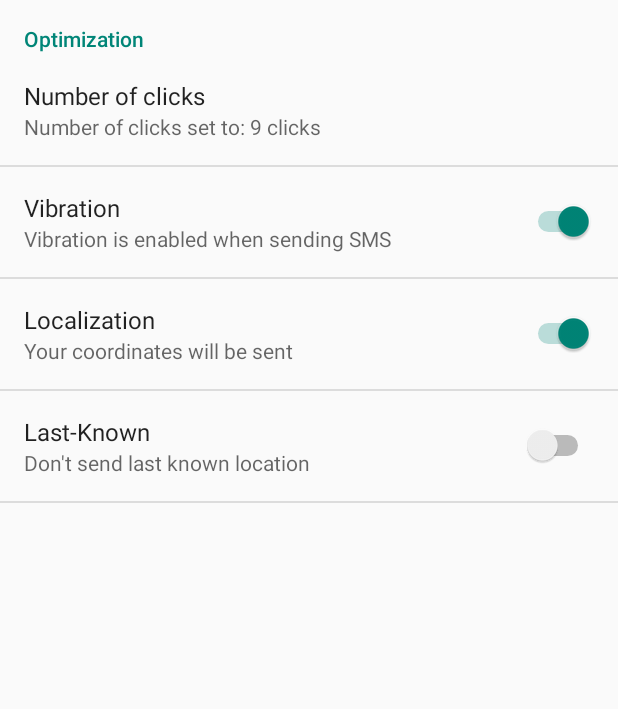
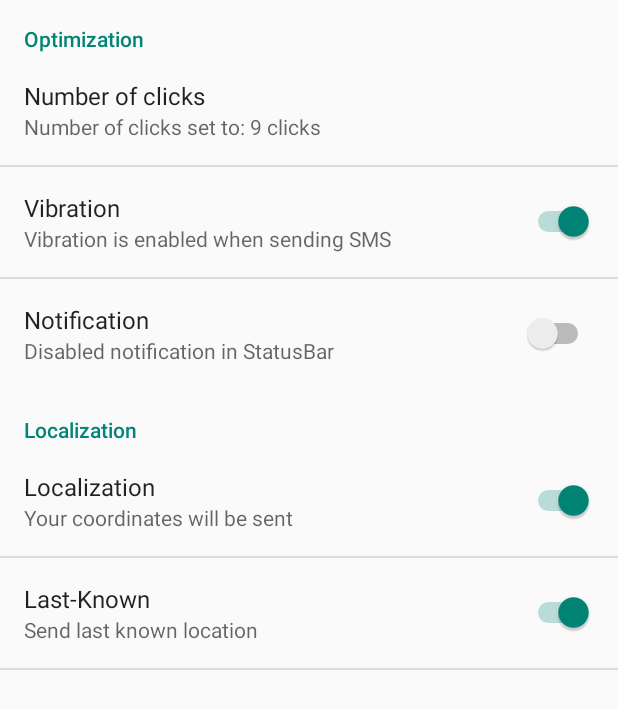
Before and after one commit to PuR3v1L/EmergencySMS, an Android app: the screen it shows after launch (PrefsActivity), after a tap on "Preferences", on a phone screen of 412 x 824 dp. Shown: the top 709 px of the screen. Run offline under Robolectric (Android 15) with nearby library versions, the phone set to English and light mode, and no system bars; libraries missing offline, so code that uses them is left out: android.test.suitebuilder; 1 statement that could not run was skipped.

Commit message:
Version Code 4 -- v1.0.3 + Added permanent notification option

```diff
--- a/InstantSMSEmergency/src/main/java/com/spydiko/instantsmsemergency/InstantSMSemergensy.java
+++ b/InstantSMSEmergency/src/main/java/com/spydiko/instantsmsemergency/InstantSMSemergensy.java
@@ -18,7 +18,7 @@ public class InstantSMSemergensy extends Application {
 
 	private static final String TAG = "InstantSMSemergency";
 	private String phoneNumber, textToBeSent;
-	public static final Boolean debugging = false;
+	public static final Boolean debugging = true;
 	private LocationManager locationManager;
 	private Location currentBestLocation;
 	private static final int TWO_MINUTES = 1000 * 60 * 2;
@@ -224,6 +224,10 @@ public class InstantSMSemergensy extends Application {
 		public void onProviderDisabled(String provider) {}
 	};
 
+	public boolean isNotification() {
+		return prefs.getBoolean("permanent_notification",false);
+	}
+
 	// ----------------------------------------****************************---------------------------------------------------------------------
 
 
--- a/InstantSMSEmergency/src/main/java/com/spydiko/instantsmsemergency/MainActivity.java
+++ b/InstantSMSEmergency/src/main/java/com/spydiko/instantsmsemergency/MainActivity.java
@@ -1,6 +1,7 @@
 package com.spydiko.instantsmsemergency;
 
 import android.app.AlertDialog;
+import android.app.PendingIntent;
 import android.content.DialogInterface;
 import android.content.Intent;
 import android.content.pm.PackageManager;
--- a/InstantSMSEmergency/src/main/java/com/spydiko/instantsmsemergency/PrefsActivity.java
+++ b/InstantSMSEmergency/src/main/java/com/spydiko/instantsmsemergency/PrefsActivity.java
@@ -1,6 +1,7 @@
 package com.spydiko.instantsmsemergency;
 
 import android.annotation.SuppressLint;
+import android.content.Intent;
 import android.content.SharedPreferences;
 import android.graphics.Color;
 import android.os.Build;
@@ -22,8 +23,8 @@ public class PrefsActivity extends PreferenceActivity implements SharedPreferenc
 
 	private static final String TAG = PrefsActivity.class.getSimpleName();
 	ListPreference screenOffCounterList;
-	CheckBoxPreference vibratePref, locationPref, lastKnownLocation;
-	SwitchPreference vibratePrefSwitch, locationPrefSwitch, lastKnownLocationSwitch;
+	CheckBoxPreference vibratePref, locationPref, lastKnownLocation, notification;
+	SwitchPreference vibratePrefSwitch, locationPrefSwitch, lastKnownLocationSwitch, notificationSwitch;
 	InstantSMSemergensy instantSMSemergensy;
 
 	@Override
@@ -43,10 +44,12 @@ public class PrefsActivity extends PreferenceActivity implements SharedPreferenc
 			setVibrationSwitchSum();
 			setLocationSwitchSum();
 			setLastKnownLocationSwitchSum();
+			setNotificationSwitchSum();
 		}else{
 			setVibrationSum();
 			setLocationSum();
 			setLastKnownLocationSum();
+			setNotificationSum();
 		}
 	}
 
@@ -102,12 +105,26 @@ public class PrefsActivity extends PreferenceActivity implements SharedPreferenc
 			if (s.equals("vibrate_pref")) setVibrationSwitchSum();
 			if (s.equals("location_pref")) setLocationSwitchSum();
 			if (s.equals("last_known_location")) setLastKnownLocationSwitchSum();
+			if (s.equals("permanent_notification")) setNotificationSwitchSum();
 		}else{
 			if (s.equals("vibrate_pref")) setVibrationSum();
 			if (s.equals("location_pref")) setLocationSum();
 			if (s.equals("last_known_location")) setLastKnownLocationSum();
+			if (s.equals("permanent_notification")) setNotificationSum();
 		}
+		if (s.equals("location_pref") || s.equals("permanent_notification")) startService(new Intent(this, MyService.class));
+	}
+	@SuppressLint("NewApi")
+	private void setNotificationSwitchSum() {
+		notificationSwitch = (SwitchPreference) findPreference("permanent_notification");
+		if (notificationSwitch.isChecked()) notificationSwitch.setSummary(getResources().getString(R.string.permanent_notification_summary_on));
+		else notificationSwitch.setSummary(getResources().getString(R.string.permanent_notification_summary_off));
+	}
 
+	private void setNotificationSum() {
+		notification = (CheckBoxPreference) findPreference("permanent_notification");
+		if (notification.isChecked()) notification.setSummary(getResources().getString(R.string.permanent_notification_summary_on));
+		else notification.setSummary(getResources().getString(R.string.permanent_notification_summary_off));
 	}
 
 	@Override
--- a/InstantSMSEmergency/src/main/java/com/spydiko/instantsmsemergency/UpdateReceiver.java
+++ b/InstantSMSEmergency/src/main/java/com/spydiko/instantsmsemergency/UpdateReceiver.java
@@ -13,8 +13,8 @@ public class UpdateReceiver extends BroadcastReceiver {
 
 	@Override
 	public void onReceive(Context context, Intent intent) {
-		Log.d(TAG, "mpika");
 		InstantSMSemergensy instantSMSemergensy = (InstantSMSemergensy) context.getApplicationContext();
+		if (instantSMSemergensy.debugging) Log.d(TAG, "mpika");
 		if (instantSMSemergensy.isServiceRunning()){
 			context.startService(new Intent(context, MyService.class));
 		}
--- a/InstantSMSEmergency/src/main/res/values/strings.xml
+++ b/InstantSMSEmergency/src/main/res/values/strings.xml
@@ -22,8 +22,15 @@
     <string name="location_off">Your coordinates won\'t be sent</string>
     <string name="location_on">Your coordinates will be sent</string>
     <string name="last_known_position">Last-Known</string>
-    <string name="last_known_location_on">Send last known location if couldn\'t receive location</string>
+    <string name="last_known_location_on">Send last known location</string>
     <string name="last_known_location_off">Don\'t send last known location</string>
+    <string name="notification_text">Emergency SMS started</string>
+    <string name="notification_title">Emergency SMS Active</string>
+    <string name="notification_context_text">Click to open</string>
+    <string name="permanent_notification">Notification</string>
+    <string name="permanent_notification_summary_on">Enabled notification in StatusBar</string>
+    <string name="permanent_notification_summary_off">Disabled notification in StatusBar</string>
+    <string name="localization_prefs">Localization</string>
 
 
 </resources>
--- a/InstantSMSEmergency/src/main/res/xml-v14/prefs.xml
+++ b/InstantSMSEmergency/src/main/res/xml-v14/prefs.xml
@@ -8,13 +8,19 @@
             android:entries="@array/counter_list"
             android:entryValues="@array/counter_list_values"
             android:defaultValue="8"/>
+
+        <SwitchPreference
+            android:title="@string/vibratePref"
+            android:defaultValue="true"
+            android:key="vibrate_pref" />
+
+        <SwitchPreference
+            android:key="permanent_notification"
+            android:title="@string/permanent_notification"
+            android:defaultValue="false"/>
     </PreferenceCategory>
 
-    <SwitchPreference
-        android:title="@string/vibratePref"
-        android:defaultValue="true"
-        android:key="vibrate_pref" />
-
+    <PreferenceCategory android:title="@string/localization_prefs">
     <SwitchPreference
         android:title="@string/locationPref"
         android:defaultValue="true"
@@ -23,5 +29,7 @@
     <SwitchPreference
         android:key="last_known_location"
         android:title="@string/last_known_position"
+        android:defaultValue="true"
         android:dependency="location_pref"/>
+    </PreferenceCategory>
 </PreferenceScreen>
--- a/InstantSMSEmergency/src/main/res/xml/prefs.xml
+++ b/InstantSMSEmergency/src/main/res/xml/prefs.xml
@@ -8,13 +8,19 @@
             android:entries="@array/counter_list"
             android:entryValues="@array/counter_list_values"
             android:defaultValue="8"/>
+
+        <CheckBoxPreference
+            android:title="@string/vibratePref"
+            android:defaultValue="true"
+            android:key="vibrate_pref" />
+
+        <CheckBoxPreference
+            android:key="permanent_notification"
+            android:title="@string/permanent_notification"
+            android:defaultValue="false"/>
     </PreferenceCategory>
 
-    <CheckBoxPreference
-        android:title="@string/vibratePref"
-        android:defaultValue="true"
-        android:key="vibrate_pref" />
-
+    <PreferenceCategory android:title="@string/localization_prefs">
     <CheckBoxPreference
         android:title="@string/locationPref"
         android:defaultValue="true"
@@ -23,5 +29,7 @@
     <CheckBoxPreference
         android:key="last_known_location"
         android:title="@string/last_known_position"
+        android:defaultValue="true"
         android:dependency="location_pref"/>
+    </PreferenceCategory>
 </PreferenceScreen>
```
Also changed, not shown: InstantSMSEmergency/src/main/java/com/spydiko/instantsmsemergency/MyService.java (+51 -31 lines), InstantSMSEmergency/src/main/res/drawable/nothing.png (added).
